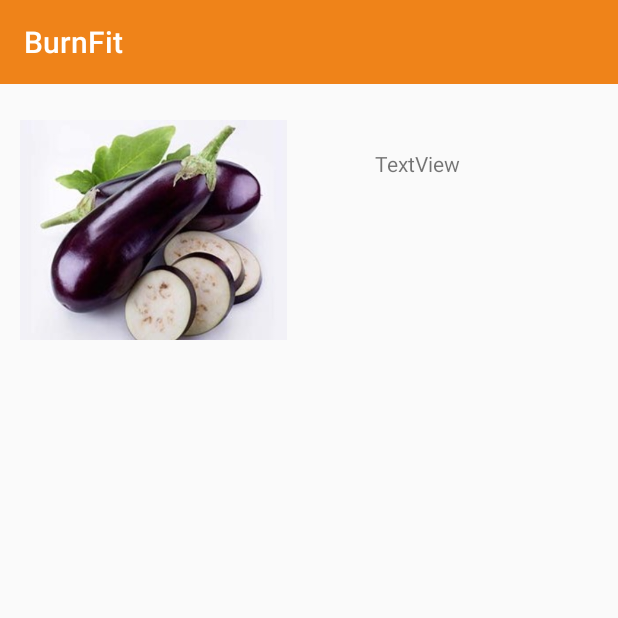
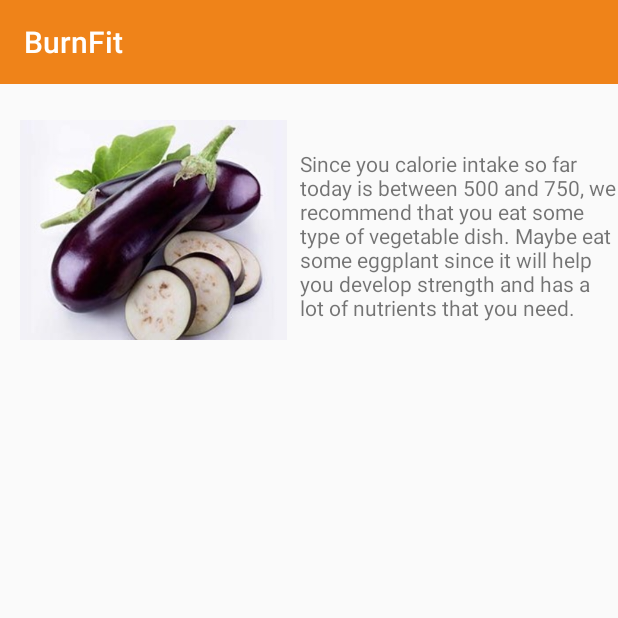
Before and after one commit to L3monz/BurnFit, an Android app: the FoodActivity screen opened directly, with no data from a screen before it, on a phone screen of 412 x 824 dp, the top half of it. Run offline under Robolectric (Android 15) with nearby library versions, the phone set to English and light mode, and no system bars.

Commit message:
more changes to food

```diff
--- a/app/src/main/java/com/brianlemons/burnfit/FoodActivity.java
+++ b/app/src/main/java/com/brianlemons/burnfit/FoodActivity.java
@@ -1,8 +1,12 @@
 package com.brianlemons.burnfit;
 
+import android.app.Activity;
 import android.content.Intent;
 import android.os.Bundle;
+import android.support.annotation.NonNull;
+import android.support.design.widget.BottomNavigationView;
 import android.support.v7.app.AppCompatActivity;
+import android.view.MenuItem;
 import android.view.View;
 import android.widget.Button;
 
@@ -18,14 +22,24 @@ public class FoodActivity extends AppCompatActivity {
         super.onCreate(savedInstanceState);
         setContentView(R.layout.activity_food_suggestions);
 
-        /*Button nextPageButton = (Button) findViewById(R.id.nextPageFood);
-        nextPageButton.setOnClickListener(new View.OnClickListener(){
+        /*BottomNavigationView bottomNavigationView = (BottomNavigationView) findViewById(R.id.bottomNavigationView);
+
+        bottomNavigationView.setOnNavigationItemSelectedListener(new BottomNavigationView.OnNavigationItemSelectedListener() {
             @Override
-            public void onClick(View view) {
-                //to fix
-                //Intent i = new Intent(getApplicationContext(), FoodActivity.class);
+            public boolean onNavigationItemSelected(@NonNull MenuItem item) {
+
+                if (item.getItemId() == R.id.exerciseItem) {
+                    Intent i = new Intent(getApplicationContext(), MainActivity.class);
+                    startActivity(i);
+                    ((Activity) getApplicationContext()).overridePendingTransition(0,0);
+                } else if (item.getItemId() == R.id.foodItem) {
+                } else if (item.getItemId() == R.id.exploreItem) {
+                } else if (item.getItemId() == R.id.funItem) {
+                }
+                return false;
             }
         });*/
+
     }
 
 }
--- a/app/src/main/res/layout/activity_food_suggestions.xml
+++ b/app/src/main/res/layout/activity_food_suggestions.xml
@@ -20,6 +20,6 @@
         android:layout_width="wrap_content"
         android:layout_height="wrap_content"
         android:layout_marginTop="-151dp"
-        android:layout_marginLeft="250dp"
-        android:text="TextView" />
+        android:layout_marginLeft="200dp"
+        android:text="@string/foodSuggestion" />
 </LinearLayout>
--- a/app/src/main/res/values/strings.xml
+++ b/app/src/main/res/values/strings.xml
@@ -24,4 +24,7 @@
     <string name="hardCodeInputCons">Breakfast: Cereal Bar.\nLunch: Rice, yogurt, pulverized tomato extract.</string>
     <string name="none">none</string>
     <string name="hardCodeInputDiet">Trying to eat less fat and more food that helps build strength</string>
+    <string name="foodSuggestion">Since you calorie intake so far today is between 500 and 750, we recommend that you eat
+    some type of vegetable dish. Maybe eat some eggplant since it will help you develop strength and has a lot of nutrients
+    that you need.</string>
 </resources>
```
